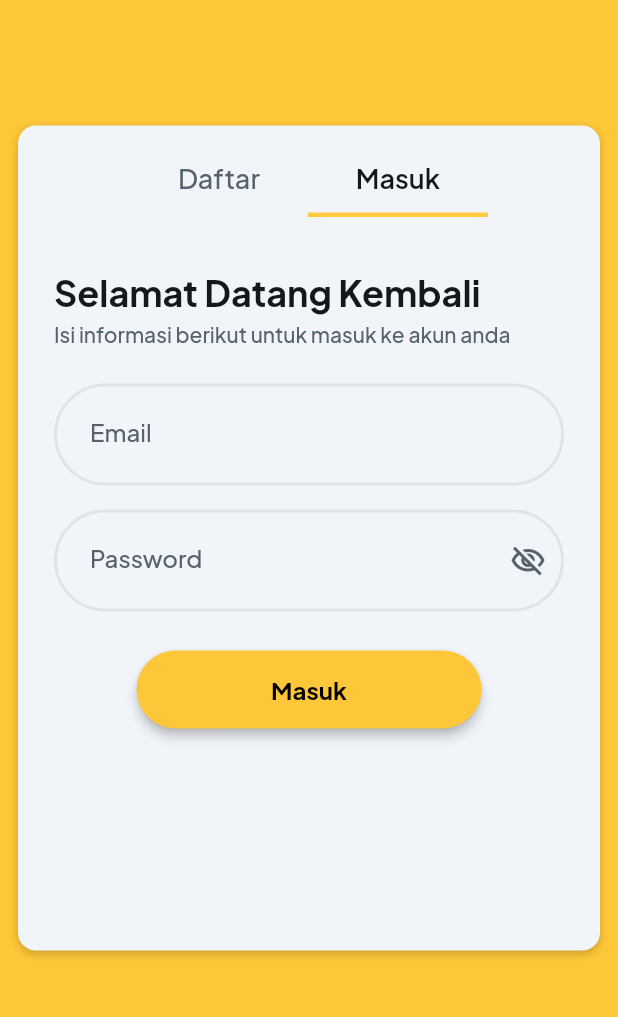
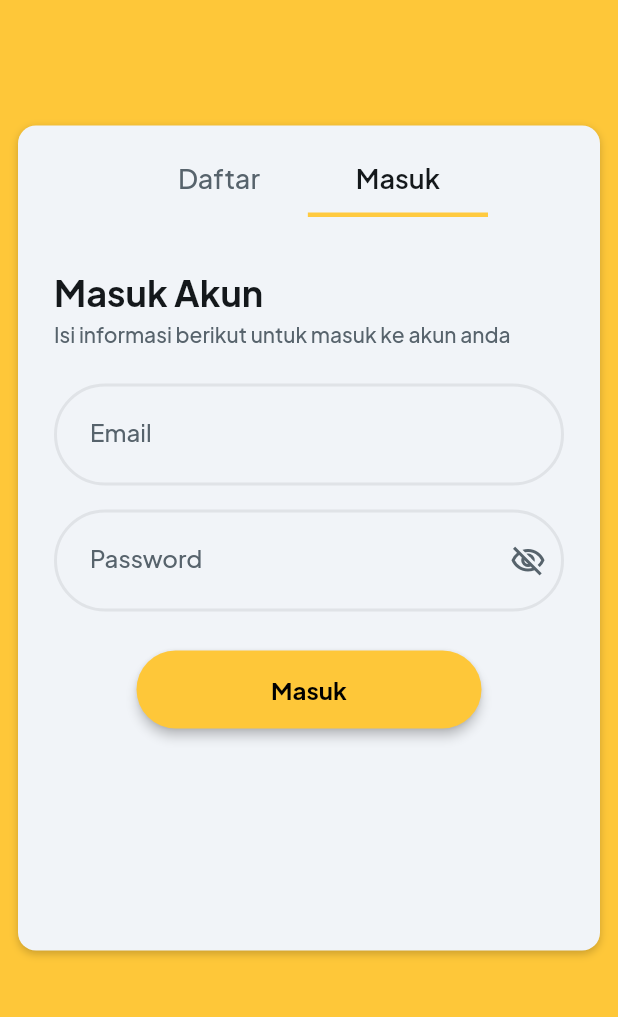
Before and after one commit to ngodeing/mimpi_kita, a Flutter app: the screen it shows after launch, tab 2 chosen, on a phone screen of 412 x 824 dp, the part 170-1187 px from its top. Run offline on Flutter 3.47's test engine with Material 3 defaults, Android fonts, the phone set to English and light mode, and no system bars; drawn by our look-alikes of auto_size_text, flutter_animate; our stand-ins replace cloud_firestore, dropdown_button2, file_picker, firebase_auth, firebase_core, firebase_storage and 14 more; missing offline and left inert: json_path, mime_type; accounts and stored records are empty.

Commit message:
merubah text login

```diff
--- a/lib/auth2/auth2_widget.dart
+++ b/lib/auth2/auth2_widget.dart
@@ -783,7 +783,7 @@ class _Auth2WidgetState extends State<Auth2Widget>
                                                     ),
                                                   ),
                                                 Text(
-                                                  'Selamat Datang Kembali',
+                                                  'Masuk Akun',
                                                   textAlign: TextAlign.start,
                                                   style: FlutterFlowTheme.of(
                                                           context)
```
